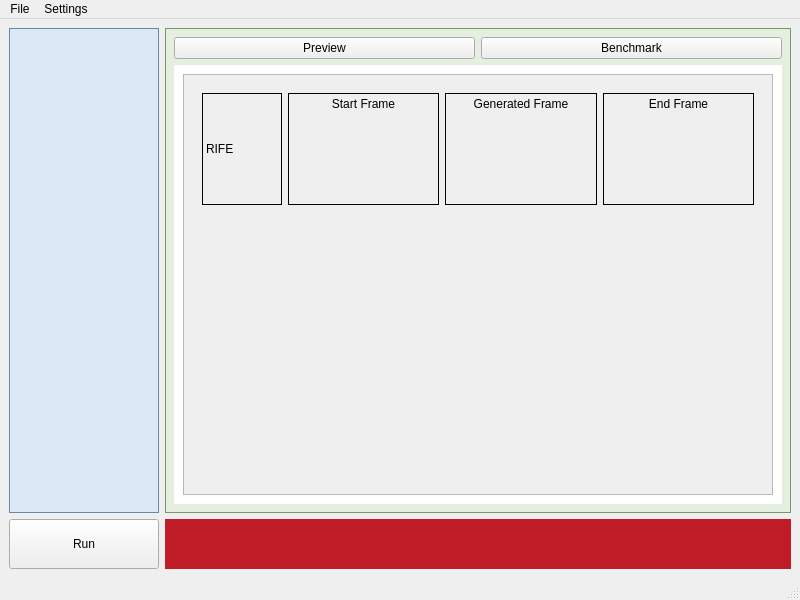
Above: mainwindow.ui from Dulla-han/project41 before the change. Below: the same form after it.
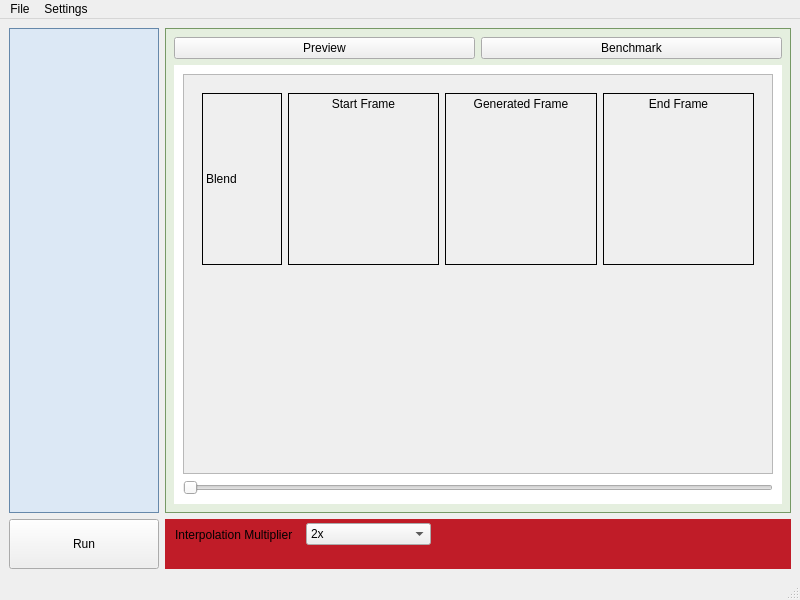
That is the form after the change. Custom widgets are drawn as their Qt base class.

Diff of the .ui file:
```diff
--- a/mainwindow.ui
+++ b/mainwindow.ui
@@ -86,12 +86,18 @@
                 <x>0</x>
                 <y>0</y>
                 <width>588</width>
-                <height>400</height>
+                <height>379</height>
                </rect>
               </property>
               <layout class="QVBoxLayout" name="verticalLayout_4">
                <item>
                 <widget class="QWidget" name="algorithmPreview1" native="true">
+                 <property name="sizePolicy">
+                  <sizepolicy hsizetype="Preferred" vsizetype="Expanding">
+                   <horstretch>0</horstretch>
+                   <verstretch>0</verstretch>
+                  </sizepolicy>
+                 </property>
                  <property name="minimumSize">
                   <size>
                    <width>0</width>
@@ -101,7 +107,7 @@
                  <property name="maximumSize">
                   <size>
                    <width>16777215</width>
-                   <height>130</height>
+                   <height>16777215</height>
                   </size>
                  </property>
                  <layout class="QHBoxLayout" name="horizontalLayout" stretch="0,1,1,1">
@@ -123,7 +129,7 @@
                      <enum>QFrame::Shape::Box</enum>
                     </property>
                     <property name="text">
-                     <string>RIFE</string>
+                     <string>Blend</string>
                     </property>
                    </widget>
                   </item>
@@ -204,6 +210,13 @@
              </widget>
             </widget>
            </item>
+           <item>
+            <widget class="QSlider" name="frameSlider">
+             <property name="orientation">
+              <enum>Qt::Orientation::Horizontal</enum>
+             </property>
+            </widget>
+           </item>
           </layout>
          </widget>
          <widget class="QWidget" name="benchmarkPage"/>
@@ -265,6 +278,49 @@
 	background-color: rgb(192, 28, 40);
 }</string>
       </property>
+      <widget class="QWidget" name="">
+       <property name="geometry">
+        <rect>
+         <x>10</x>
+         <y>0</y>
+         <width>256</width>
+         <height>31</height>
+        </rect>
+       </property>
+       <layout class="QHBoxLayout" name="horizontalLayout_2">
+        <item>
+         <widget class="QLabel" name="interpolationMulLabel">
+          <property name="text">
+           <string>Interpolation Multiplier</string>
+          </property>
+         </widget>
+        </item>
+        <item>
+         <widget class="QComboBox" name="interpolationMulComboBox">
+          <item>
+           <property name="text">
+            <string>2x</string>
+           </property>
+          </item>
+          <item>
+           <property name="text">
+            <string>4x</string>
+           </property>
+          </item>
+          <item>
+           <property name="text">
+            <string>8x</string>
+           </property>
+          </item>
+          <item>
+           <property name="text">
+            <string>16x</string>
+           </property>
+          </item>
+         </widget>
+        </item>
+       </layout>
+      </widget>
      </widget>
     </item>
     <item row="1" column="0">
```
Left out of the diff: 2 changed lines with no effect on the pictures.
